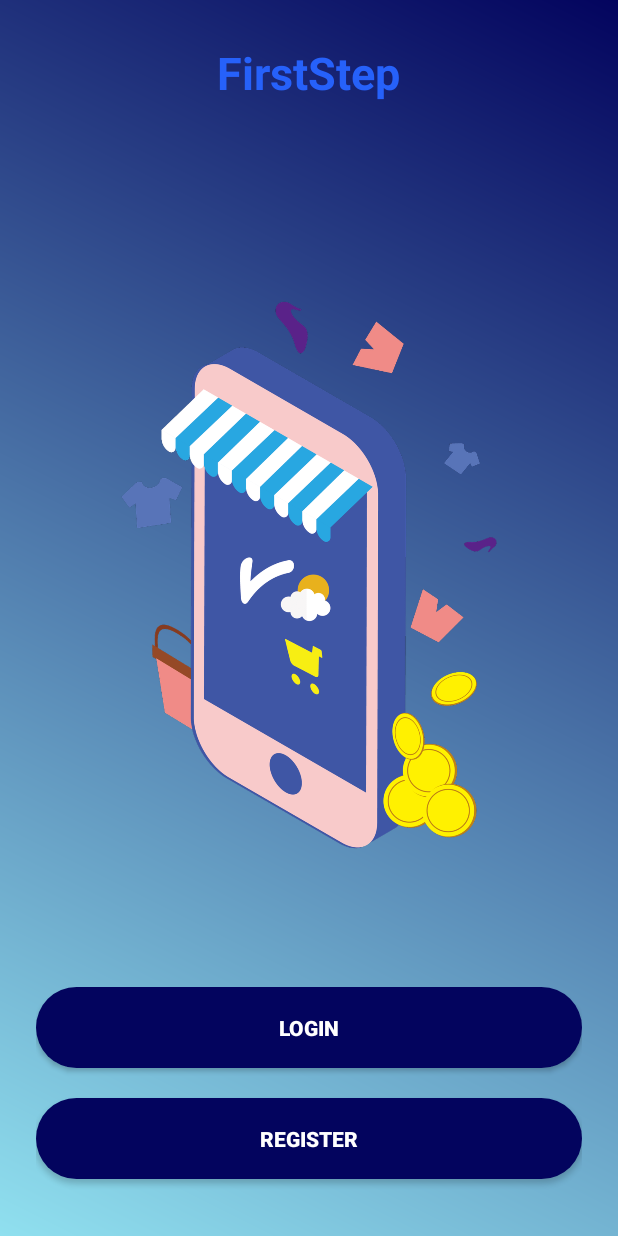
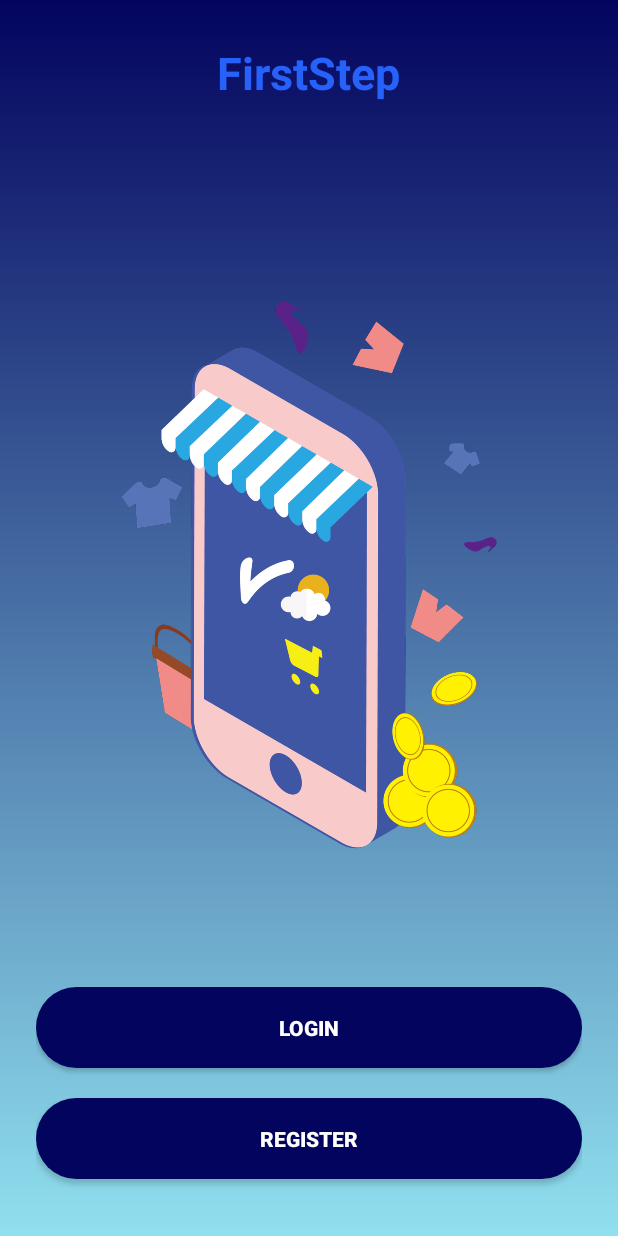
Before and after one commit to Med-Ahmed-Kilani/FirstStepV0.1, an Android app: the screen it shows after launch (AppFace), on a phone screen of 412 x 824 dp. Run offline under Robolectric (Android 15) with nearby library versions, the phone set to English and light mode, and no system bars; our stand-ins replace AdMob.

Commit message:
save copy

```diff
--- a/app/build.gradle
+++ b/app/build.gradle
@@ -35,7 +35,7 @@ dependencies {
     implementation 'com.google.android.gms:play-services-ads:19.6.0'
     implementation 'com.android.support:multidex:2.1.0'
 
-    implementation files('C:\\Users\\Ahmed Kilani\\AndroidStudioProjects\\FirstStepV0.1\\app\\libs\\jtds-1.3.1.jar')
+  //  implementation files('C:\\Users\\Ahmed Kilani\\AndroidStudioProjects\\FirstStepV0.1\\app\\libs\\jtds-1.3.1.jar')
 
     testImplementation 'junit:junit:4.13.1'
     androidTestImplementation 'androidx.test.ext:junit:1.1.2'
--- a/app/src/main/java/com/example/firststepv01/ConnectionHundler.java
+++ b/app/src/main/java/com/example/firststepv01/ConnectionHundler.java
@@ -16,7 +16,6 @@ public class ConnectionHundler extends SQLiteOpenHelper {
     private static String port = null;
     private static final String database = "workerManager" ;
     private static final int version = 1;
-
 
 
     public ConnectionHundler (Context context, String nom, SQLiteDatabase.CursorFactory cursorFactory, int version){
--- a/app/src/main/res/drawable/bg_appface.xml
+++ b/app/src/main/res/drawable/bg_appface.xml
@@ -1,7 +1,7 @@
 <?xml version="1.0" encoding="utf-8"?>
 <shape xmlns:android="http://schemas.android.com/apk/res/android">
     <gradient
-        android:angle="45"
+        android:angle="90"
         android:endColor="#03045E"
         android:startColor="#90E0EF"
         android:type="linear" />
--- a/app/src/main/res/drawable/info_bg.xml
+++ b/app/src/main/res/drawable/info_bg.xml
@@ -4,6 +4,7 @@
         android:centerX="90%"
         android:startColor="#fff"
         android:endColor="#ADE8F4"
+        android:centerColor="#ADE8F4"
         android:type="linear"
         />
 </shape>
--- a/app/src/main/res/layout/ad_model.xml
+++ b/app/src/main/res/layout/ad_model.xml
@@ -3,6 +3,7 @@
     android:layout_width="180dp"
     android:gravity="center"
     android:padding="10dp"
+    android:layout_margin="10dp"
     android:background="@color/browser_actions_bg_grey"
     android:layout_height="230dp">
 
--- a/app/src/main/res/layout/layout_info.xml
+++ b/app/src/main/res/layout/layout_info.xml
@@ -3,8 +3,7 @@
     xmlns:android="http://schemas.android.com/apk/res/android"
     android:layout_width="match_parent"
     android:layout_height="wrap_content"
-    android:padding="10dp"
-    android:background="@drawable/info_bg">
+    android:padding="10dp">
 
     <Button
         android:id="@+id/withdraw_btn"
--- a/app/src/main/res/layout/log_model.xml
+++ b/app/src/main/res/layout/log_model.xml
@@ -2,14 +2,15 @@
 <LinearLayout xmlns:android="http://schemas.android.com/apk/res/android"
     android:orientation="vertical"
     android:layout_width="match_parent"
-    android:background="@color/colorAccent"
     android:layout_height="wrap_content"
-    android:padding="5dp">
+    android:background="@drawable/log_bg"
+    android:padding="10dp">
 
     <TextView
         android:id="@+id/dateOfLog"
         android:layout_width="wrap_content"
         android:layout_height="wrap_content"
+        android:textStyle="bold"
         android:text="03 sep 2020"
         />
 
--- a/app/src/main/res/values-v21/styles.xml
+++ b/app/src/main/res/values-v21/styles.xml
@@ -1,7 +1,7 @@
 <?xml version="1.0" encoding="utf-8"?>
 <resources>
 
-    <style name="AppTheme" parent="Theme.AppCompat.Light.DarkActionBar">
+    <style name="AppTheme" parent="Theme.AppCompat.Light.NoActionBar">
         <!-- Customize your theme here. -->
         <item name="colorPrimary">#003D8A</item>
         <item name="colorPrimaryDark">@color/colorPrimaryDark</item>
--- a/app/src/main/res/values/styles.xml
+++ b/app/src/main/res/values/styles.xml
@@ -1,6 +1,6 @@
 <resources xmlns:tools="http://schemas.android.com/tools">
     <!-- Base application theme. -->
-    <style name="AppTheme" parent="Theme.AppCompat.Light.DarkActionBar">
+    <style name="AppTheme" parent="Theme.AppCompat.Light.NoActionBar">
         <!-- Customize your theme here. -->
         <item name="colorPrimary">@color/colorPrimary</item>
         <item name="colorPrimaryDark">@color/colorPrimaryDark</item>
```
Also changed, not shown: app/src/main/java/com/example/firststepv01/Register.java (+3 -5 lines), app/src/main/res/drawable/log_bg.xml (added, +10 -0 lines), app/src/main/res/layout/layout_logs.xml (+6 -3 lines).
